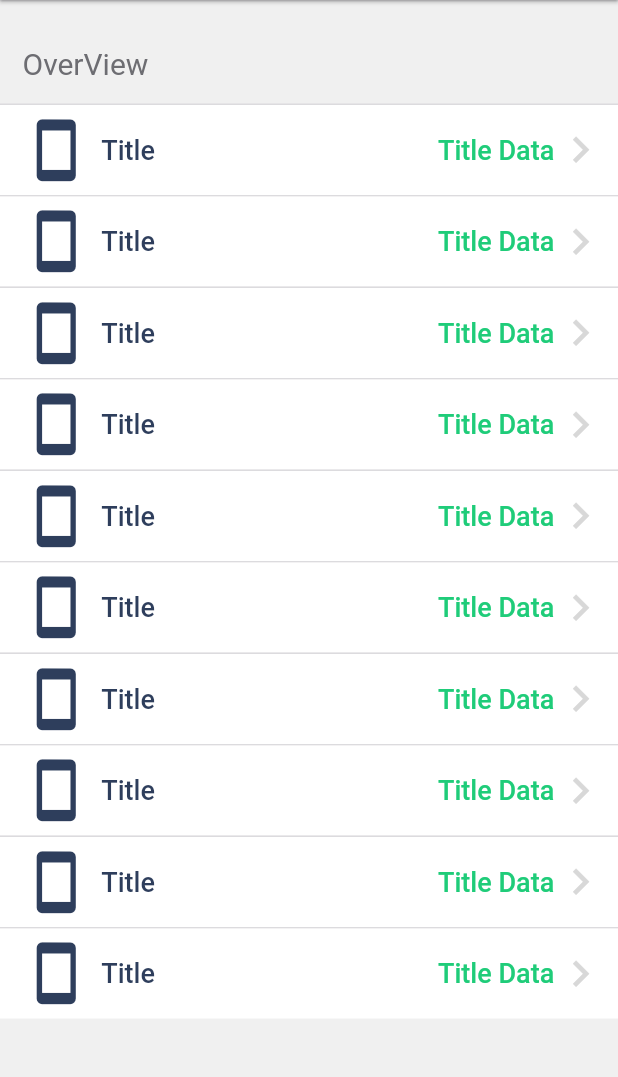
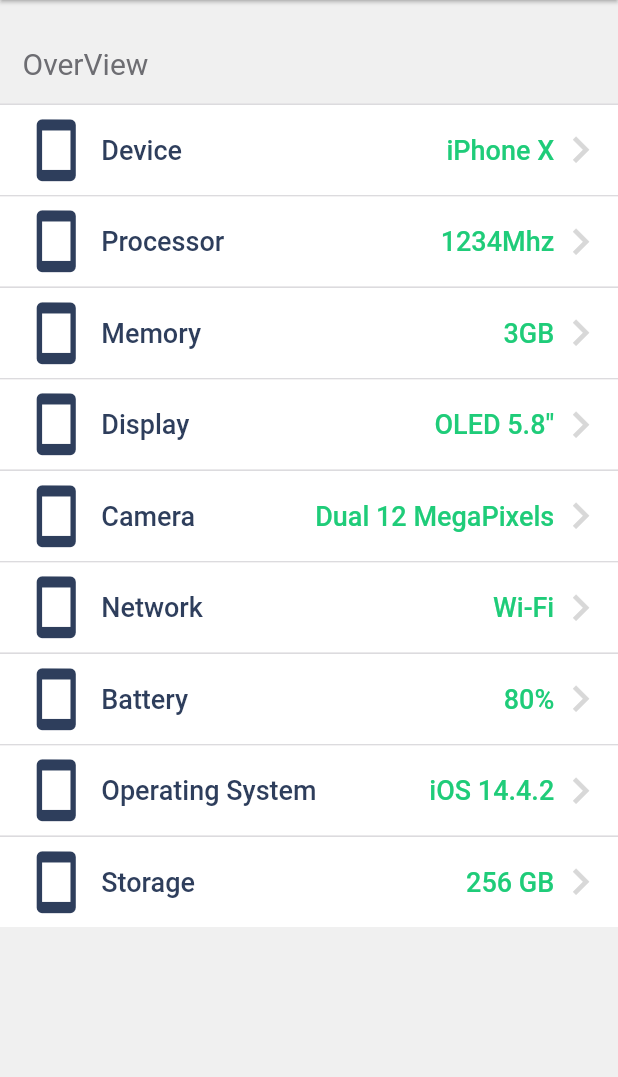
Before and after one commit to t2hieu91/MyCPU, a Flutter app: the screen it shows after launch, on a phone screen of 412 x 824 dp, the part 84-1161 px from its top. Run offline on Flutter 3.47's test engine with Material 2 defaults, Android fonts, the phone set to English and light mode, and no system bars.

Commit message:
Device page ui

```diff
--- a/lib/components/list_item_button.dart
+++ b/lib/components/list_item_button.dart
@@ -9,12 +9,14 @@
     required this.title,
     this.titleData = '',
     this.iconData = Icons.smartphone,
+    this.showRightAction = true,
   }) : super(key: key);
 
   final VoidCallback onPress;
   final String title;
   final String titleData;
   final IconData iconData;
+  final bool showRightAction;
 
   @override
   Widget build(BuildContext context) {
@@ -25,9 +27,9 @@
         onPressed: onPress,
         style: TextButton.styleFrom(
           minimumSize: Size.zero,
-          padding: const EdgeInsets.only(
+          padding: EdgeInsets.only(
             left: kDefaultPadding,
-            right: kDefaultPadding / 2,
+            right: showRightAction ? kDefaultPadding / 2 : kDefaultPadding,
           ),
         ),
         child: Row(
@@ -53,11 +55,12 @@
                 fontSize: 18,
               ),
             ),
-            Icon(
-              Icons.chevron_right,
-              size: 35,
-              color: Color(0xffD8D8D8),
-            ),
+            if (showRightAction)
+              Icon(
+                Icons.chevron_right,
+                size: 35,
+                color: Color(0xffD8D8D8),
+              ),
           ],
         ),
       ),
--- a/lib/components/list_section_line.dart
+++ b/lib/components/list_section_line.dart
@@ -19,8 +19,8 @@
         bottom: kDefaultPadding,
       ),
       decoration: BoxDecoration(
-        border: Border.symmetric(
-          horizontal: BorderSide(
+        border: Border(
+          bottom: BorderSide(
             color: kSectionLineColor,
           ),
         ),
--- /dev/null
+++ b/lib/pages/homePage/home_data.dart
@@ -0,0 +1,13 @@
+import 'package:my_cpu/models/home_model.dart';
+
+List<HomeModel> overviewData = [
+  HomeModel(title: 'Device', titleData: 'iPhone X'),
+  HomeModel(title: 'Processor', titleData: '1234Mhz'),
+  HomeModel(title: 'Memory', titleData: '3GB'),
+  HomeModel(title: 'Display', titleData: 'OLED 5.8"'),
+  HomeModel(title: 'Camera', titleData: 'Dual 12 MegaPixels'),
+  HomeModel(title: 'Network', titleData: 'Wi-Fi'),
+  HomeModel(title: 'Battery', titleData: '80%'),
+  HomeModel(title: 'Operating System', titleData: 'iOS 14.4.2'),
+  HomeModel(title: 'Storage', titleData: '256 GB'),
+];
--- a/lib/pages/homePage/home_page.dart
+++ b/lib/pages/homePage/home_page.dart
@@ -2,6 +2,7 @@
 import 'package:my_cpu/components/line.dart';
 import 'package:my_cpu/components/list_item_button.dart';
 import 'package:my_cpu/components/list_section_line.dart';
+import 'package:my_cpu/pages/homePage/home_data.dart';
 import 'package:my_cpu/pages/overviewPage/overview_page.dart';
 
 class HomePage extends StatelessWidget {
@@ -9,30 +10,43 @@
 
   @override
   Widget build(BuildContext context) {
+    final overviewItems = overviewData;
+
     return Scaffold(
       appBar: AppBar(
         title: Text('My CPU'),
       ),
-      body: Column(
+      body: SafeArea(
+        child: Column(
           crossAxisAlignment: CrossAxisAlignment.start,
           children: [
             ListSectionLine(title: 'OverView'),
             Expanded(
+              child: Scrollbar(
                 child: ListView.separated(
-              itemCount: 10,
+                  itemCount: overviewItems.length,
                   separatorBuilder: (ctx, index) => Line(),
                   itemBuilder: (ctx, index) {
+                    final item = overviewItems[index];
                     return ListItemButton(
                       onPress: () {
-                    Navigator.pushNamed(context, OverviewPage.routeName);
+                        Navigator.pushNamed(
+                          context,
+                          OverviewPage.routeName,
+                          arguments: {
+                            'title': item.title,
                           },
-                  title: 'Title',
-                  titleData: 'Title Data',
+                        );
+                      },
+                      title: item.title,
+                      titleData: item.titleData,
                     );
                   },
                 ),
               ),
+            ),
           ],
+        ),
       ),
     );
   }
```
Also changed, not shown: lib/models/home_model.dart (added, +13 -0 lines), lib/pages/overviewPage/overview_data.dart (added, +22 -0 lines), lib/pages/overviewPage/overview_page.dart (+85 -1 lines), lib/theme.dart (+0 -34 lines). Lines whose indentation alone changed are shown as unchanged.
